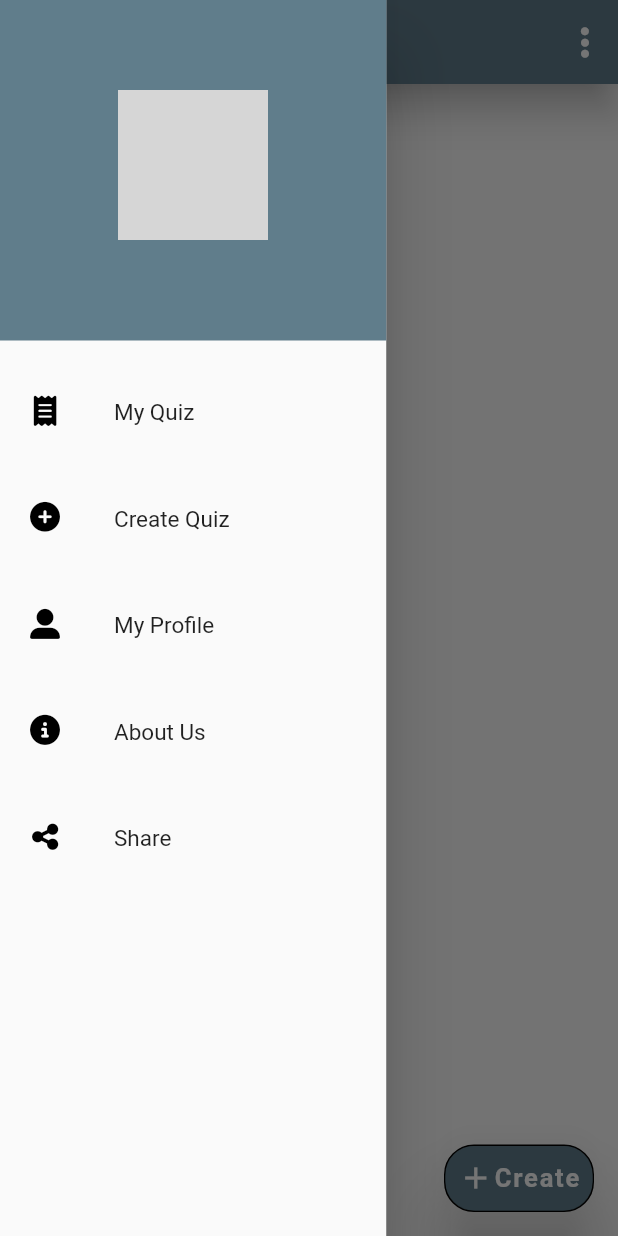
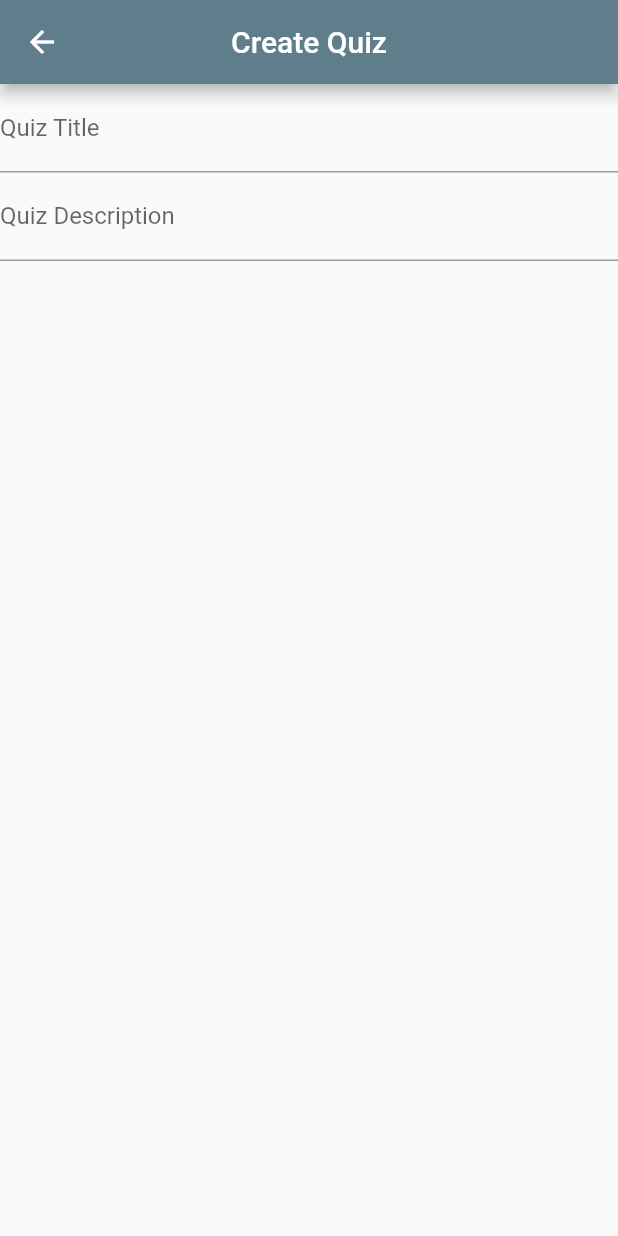
Before and after one commit to Sumit401/quiz_app_flutter, a Flutter app: the FacultyHome screen opened directly, in the side drawer, after a tap on "Create Quiz", on a phone screen of 412 x 824 dp. Run offline on Flutter 3.47's test engine with Material 2 defaults, Android fonts, the phone set to English and light mode, and no system bars; our stand-ins replace cloud_firestore, firebase_auth, firebase_core, fluttertoast, font_awesome_flutter, shared_preferences; accounts and stored records are empty; grey boxes are pictures that could not be loaded.

Commit message:
Initial Commit

```diff
--- /dev/null
+++ b/lib/Faculty/appBar.dart
@@ -0,0 +1,32 @@
+import 'package:flutter/material.dart';
+import 'package:font_awesome_flutter/font_awesome_flutter.dart';
+
+import '../reusableWidgets/alertDialogLogout.dart';
+
+AppBar appBarContent(context) {
+  return AppBar(
+    title: const Text("Faculty"),
+    centerTitle: true,
+    elevation: 10,
+    actions: [
+      containerLogout(context),
+
+    ],
+    backgroundColor: Colors.blueGrey,
+  );
+}
+
+Container containerLogout(context) {
+  return Container(
+      padding: const EdgeInsets.only(right: 10),
+      child: InkWell(
+          onTap: () {
+            showDialog(
+              context: context,
+              builder: (context) {
+                return alertDialogSignout(context);
+              },
+            );
+          },
+          child: Icon(FontAwesomeIcons.rightFromBracket)));
+}
--- /dev/null
+++ b/lib/Faculty/createQuiz/mainScreen.dart
@@ -0,0 +1,28 @@
+import 'package:flutter/material.dart';
+
+class CreateQuiz extends StatefulWidget {
+  const CreateQuiz({Key? key}) : super(key: key);
+
+  @override
+  State<CreateQuiz> createState() => _CreateQuizState();
+}
+
+class _CreateQuizState extends State<CreateQuiz> {
+
+  @override
+  Widget build(BuildContext context) {
+    return Scaffold(
+      appBar: AppBar(title: const Text("Create Quiz"),backgroundColor: Colors.blueGrey,centerTitle: true,),
+      //drawer: navigationDrawer(context),
+      body: Container(
+        child: Column(
+          children: [
+            TextFormField(decoration: const InputDecoration(labelText: "Quiz Title")),
+            TextFormField(decoration: const InputDecoration(labelText: "Quiz Description")),
+
+          ],
+        ),
+      ),
+    );
+  }
+}
--- a/lib/Faculty/mainScreen.dart
+++ b/lib/Faculty/mainScreen.dart
@@ -1,6 +1,6 @@
 import 'package:flutter/material.dart';
-import 'package:flutter_project/Faculty/navigationDrawer/mainDrawer.dart';
-import 'package:flutter_project/Faculty/widgets.dart';
+import 'package:flutter_project/Faculty/navigationDrawer/drawerBody.dart';
+import 'package:flutter_project/Faculty/appBar.dart';
 
 import 'floatingButton.dart';
 
@@ -15,7 +15,7 @@ class _FacultyHomeState extends State<FacultyHome> {
   @override
   Widget build(BuildContext context) {
     return Scaffold(
-      appBar: appBarContent(),
+      appBar: appBarContent(context),
       floatingActionButton: floatingButtonCreate(),
       floatingActionButtonLocation: FloatingActionButtonLocation.endFloat,
       drawer: navigationDrawer(context),
--- a/lib/Faculty/navigationDrawer/mainDrawer.dart
+++ b/lib/Faculty/navigationDrawer/drawerBody.dart
@@ -1,7 +1,7 @@
 import 'package:flutter/material.dart';
 import 'package:flutter_project/Faculty/navigationDrawer/listTiles.dart';
 
-import '../../Responsive.dart';
+import '../../reusableWidgets/Responsive.dart';
 import 'drawerHeading.dart';
 
 Drawer navigationDrawer(context) {
@@ -12,7 +12,7 @@ Drawer navigationDrawer(context) {
       children: [
         drawerHeader(),
         listTileQuiz(),
-        listTileCreate(),
+        listTileCreate(context),
         listTileProfile(),
         listTileAbout(),
         listTileShare(),
--- a/lib/Faculty/navigationDrawer/drawerHeading.dart
+++ b/lib/Faculty/navigationDrawer/drawerHeading.dart
@@ -1,4 +1,3 @@
-
 import 'package:firebase_auth/firebase_auth.dart';
 import 'package:flutter/material.dart';
 
--- a/lib/Faculty/navigationDrawer/listTiles.dart
+++ b/lib/Faculty/navigationDrawer/listTiles.dart
@@ -1,4 +1,5 @@
 import 'package:flutter/material.dart';
+import 'package:flutter_project/Faculty/createQuiz/mainScreen.dart';
 import 'package:font_awesome_flutter/font_awesome_flutter.dart';
 
 ListTile listTileQuiz(){
@@ -17,7 +18,7 @@ ListTile listTileQuiz(){
   );
 }
 
-ListTile listTileCreate(){
+ListTile listTileCreate(context){
   return ListTile(
     contentPadding: const EdgeInsets.only(top: 15, left: 20),
     leading: const Icon(FontAwesomeIcons.circlePlus,size: 20,
@@ -28,6 +29,7 @@ ListTile listTileCreate(){
         fontWeight: FontWeight.w400,),
     ),
     onTap: () => {
+      Navigator.push(context, MaterialPageRoute(builder: (context) => CreateQuiz(),))
     },
   );
 }
--- a/lib/Faculty/widgets.dart
+++ /dev/null
@@ -1,16 +0,0 @@
-import 'package:flutter/material.dart';
-import 'package:font_awesome_flutter/font_awesome_flutter.dart';
-
-AppBar appBarContent() {
-  return AppBar(
-    title: const Text("Faculty"),
-    centerTitle: true,
-    elevation: 10,
-    actions: [
-      Container(
-          padding: const EdgeInsets.only(right: 10),
-          child: const Icon(FontAwesomeIcons.ellipsisVertical))
-    ],
-    backgroundColor: Colors.blueGrey,
-  );
-}
--- a/lib/login_page/mainScreen.dart
+++ b/lib/login_page/mainScreen.dart
@@ -1,6 +1,6 @@
 import 'package:flutter/material.dart';
-import 'package:flutter_project/login_page/widgets.dart';
-import 'package:flutter_project/Responsive.dart';
+import 'package:flutter_project/login_page/notUserSignup.dart';
+import 'package:flutter_project/reusableWidgets/Responsive.dart';
 
 import 'submitButton.dart';
 import 'textFields.dart';
--- a/lib/register_page/mainScreen.dart
+++ b/lib/register_page/mainScreen.dart
@@ -1,9 +1,9 @@
 import 'package:flutter/material.dart';
-import '../Responsive.dart';
+import '../reusableWidgets/Responsive.dart';
 import 'submitButton.dart';
 import 'textFields.dart';
 import 'toggleButtons.dart';
-import 'widgets.dart';
+import 'alreadyUserLogin.dart';
 
 class Register extends StatefulWidget {
   const Register({Key? key}) : super(key: key);
```
Also changed, not shown: lib/login_page/notUserSignup.dart (renamed from lib/login_page/widgets.dart, +0 -11 lines), lib/login_page/submitButton.dart (+2 -17 lines), lib/register_page/alreadyUserLogin.dart (renamed from lib/register_page/widgets.dart, +0 -13 lines), lib/register_page/submitButton.dart (+3 -34 lines), lib/reusableWidgets/alertDialogLoading.dart (added, +17 -0 lines), lib/reusableWidgets/alertDialogLogout.dart (added, +28 -0 lines), lib/reusableWidgets/switchCaseLoginError.dart (added, +18 -0 lines), lib/reusableWidgets/toastWidget.dart (added, +13 -0 lines), lib/reusableWidgets/Responsive.dart (renamed from lib/Responsive.dart).
